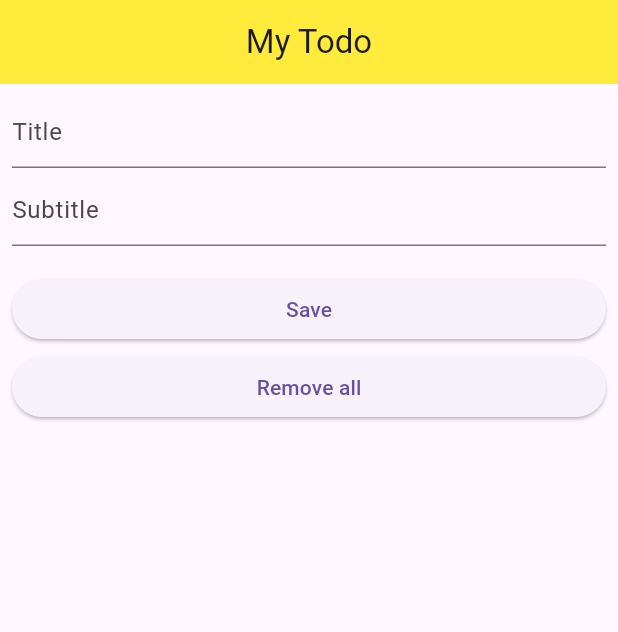
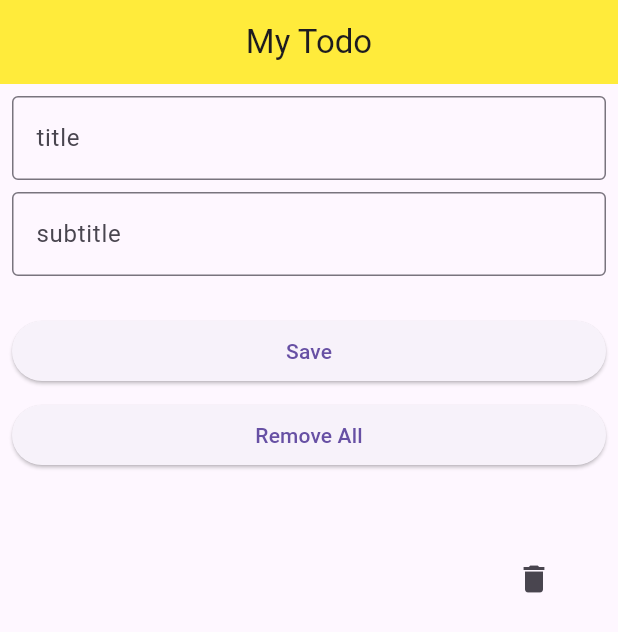
Before and after one commit to HasanJuned/practise_projectss, a Flutter app: the screen it shows after launch, after a tap on "Save", on a phone screen of 412 x 824 dp. Shown: the top 632 px of the screen. Run offline on Flutter 3.47's test engine with Material 3 defaults, Android fonts, the light colour scheme and no system bars; our stand-ins replace shared_preferences.

Commit message:
shared_preference

```diff
--- a/lib/data/local_cache/information_controller.dart
+++ b/lib/data/local_cache/information_controller.dart
@@ -1,26 +1,33 @@
+import 'dart:convert';
+
 import 'package:shared_preferences/shared_preferences.dart';
 
 class InformationController {
-  List<String> list = [];
+  List<Map<String, String>> list = [];
 
-  /// set
-  Future<void> setData(List<String> newList) async {
-
+  /// Save data
+  Future<void> setData(List<Map<String, String>> newList) async {
     final prefs = await SharedPreferences.getInstance();
-    await prefs.setStringList('info', newList);
+    String jsonString = jsonEncode(newList);
+    await prefs.setString('info', jsonString);
     list = newList;
-
   }
 
-  /// get
+  /// Load data
   Future<void> getData() async {
     final prefs = await SharedPreferences.getInstance();
-    list = prefs.getStringList('info') ?? [];
+    String? jsonString = prefs.getString('info');
+    if (jsonString != null) {
+      List decoded = jsonDecode(jsonString);
+      list = decoded.map((e) => Map<String, String>.from(e)).toList();
+    } else {
+      list = [];
+    }
   }
 
   Future<void> removeAllData() async {
     final prefs = await SharedPreferences.getInstance();
-    prefs.clear();
+    await prefs.clear();
   }
 
 
--- a/lib/presentation/ui/screens/home_screen.dart
+++ b/lib/presentation/ui/screens/home_screen.dart
@@ -1,6 +1,5 @@
 import 'package:flutter/material.dart';
-
-import '../../../data/local_cache/information_controller.dart';
+import 'package:practise_project_ostadd/data/local_cache/information_controller.dart';
 
 class HomeScreen extends StatefulWidget {
   const HomeScreen({super.key});
@@ -10,12 +9,11 @@ class HomeScreen extends StatefulWidget {
 }
 
 class _HomeScreenState extends State<HomeScreen> {
-  final TextEditingController _nameController = TextEditingController();
-  final TextEditingController _numberController = TextEditingController();
+  final TextEditingController _titleController = TextEditingController();
+  final TextEditingController _subtitleController = TextEditingController();
 
   late InformationController informationController;
-  List<String> list = [];
-
+  List<Map<String, String>> list = [];
 
   @override
   void initState() {
@@ -26,24 +24,13 @@ class _HomeScreenState extends State<HomeScreen> {
 
   Future<void> _loadData() async {
     await informationController.getData();
+    setState(() {
+
+    });
     list = informationController.list;
   }
 
-  Future<void> addData() async {
 
-    list.addAll([_nameController.text, _numberController.text]);
-    await informationController.setData(list);
-    setState(() {});
-
-    _nameController.clear();
-    _numberController.clear();
-  }
-
-  removeItem(int index) {
-    list.removeAt(index);
-    setState(() {});
-    informationController.setData(list);
-  }
 
   @override
   Widget build(BuildContext context) {
@@ -56,30 +43,38 @@ class _HomeScreenState extends State<HomeScreen> {
       body: Padding(
         padding: const EdgeInsets.all(8.0),
         child: Column(
-          spacing: 4,
+          spacing: 8,
           children: [
-            TextField(
-              controller: _nameController,
-              decoration: const InputDecoration(hintText: "Title"),
+            TextFormField(
+              controller: _titleController,
+              decoration: const InputDecoration(
+                hintText: "title",
+                border: OutlineInputBorder(),
+              ),
             ),
-            TextField(
-              controller: _numberController,
-              decoration: const InputDecoration(hintText: "Subtitle"),
+            TextFormField(
+              controller: _subtitleController,
+              decoration: const InputDecoration(
+                hintText: "subtitle",
+                border: OutlineInputBorder(),
+              ),
               keyboardType: TextInputType.number,
             ),
             const SizedBox(height: 10),
             SizedBox(
-                width: double.infinity,
-                child: ElevatedButton(onPressed: addData, child: const Text('Save'))),
+              width: double.infinity,
+              child: ElevatedButton(
+                onPressed: addData,
+                child: const Text('Save'),
+              ),
+            ),
             SizedBox(
               width: double.infinity,
               child: ElevatedButton(
-                onPressed: () async {
-                  await informationController.removeAllData();
-                  await informationController.getData();
-                  setState(() {});
+                onPressed: () {
+                  removeAllData();
                 },
-                child: const Text('Remove all'),
+                child: const Text('Remove All'),
               ),
             ),
             const SizedBox(height: 20),
@@ -87,11 +82,12 @@ class _HomeScreenState extends State<HomeScreen> {
               child: ListView.builder(
                 itemCount: list.length,
                 itemBuilder: (context, index) {
-                  return InkWell(
-                    onLongPress: () {
-                      removeItem(index);
-                    },
-                    child: ListTile(title: Text(list[index])),
+                  return ListTile(
+                    title: Text(list[index]["title"] ?? ""),
+                    subtitle: Text(list[index]["subtitle"] ?? ""),
+                    trailing: IconButton(onPressed: (){
+                      removeSingleData(index);
+                    }, icon: Icon(Icons.delete)),
                   );
                 },
               ),
@@ -101,4 +97,36 @@ class _HomeScreenState extends State<HomeScreen> {
       ),
     );
   }
+
+  Future<void> addData() async {
+
+    Map<String, String> entry = {
+      "title": _titleController.text,
+      "subtitle": _subtitleController.text,
+    };
+
+    list.add(entry);
+
+    await informationController.setData(list);
+    setState(() {});
+
+    _titleController.clear();
+    _subtitleController.clear();
+  }
+
+  void removeSingleData(int index) async{
+    list.removeAt(index);
+    setState(() {
+
+    });
+    await informationController.setData(list);
+  }
+
+  void removeAllData() async{
+    await informationController.removeAllData();
+    _loadData(); /// recall the load data
+    setState(() {
+
+    });
+  }
 }
```
